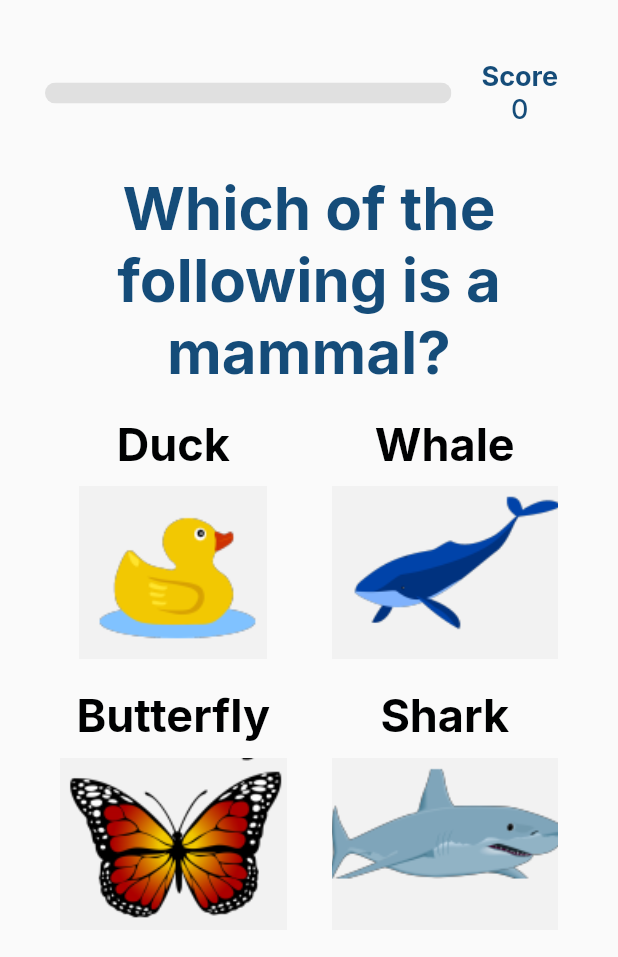
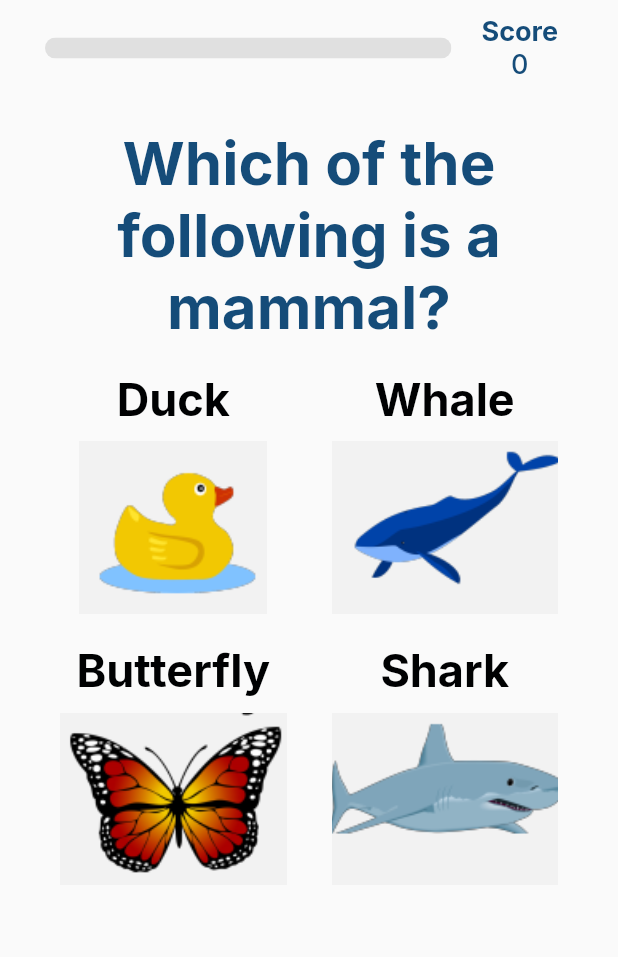
Before and after one commit to winsonhys/bluente-technical, a Flutter app: the screen it shows after launch, on a phone screen of 412 x 824 dp. Shown: the top 957 px of the screen. Run offline on Flutter 3.47's test engine with Material 2 defaults, Android fonts, the phone set to English and light mode, and no system bars; our stand-ins replace flutter_bloc, flutter_hooks, get, google_fonts.

```diff
--- a/lib/main.dart
+++ b/lib/main.dart
@@ -38,19 +38,14 @@ class MyApp extends StatelessWidget {
         GetPage(
             name: '/',
             page: () => Scaffold(
-                body: Container(
-                    padding: const EdgeInsetsDirectional.only(top: 30),
-                    child: MultiBlocProvider(
-                      providers: [
-                        BlocProvider(create: (context) => QuestionCubit()),
-                        BlocProvider(create: (context) => ScoreCubit()),
-                        BlocProvider(
-                            create: (context) => AnswerSelectionCubit())
-                      ],
-                      child: const SafeArea(
-                          child:
-                              QuestionnaireScreen()), // Because we do not use app bar, it is better to wrap this in SafeArea.
-                    )))),
+                    body: MultiBlocProvider(
+                  providers: [
+                    BlocProvider(create: (context) => QuestionCubit()),
+                    BlocProvider(create: (context) => ScoreCubit()),
+                    BlocProvider(create: (context) => AnswerSelectionCubit())
+                  ],
+                  child: const QuestionnaireScreen(),
+                ))),
         GetPage(
             name: "/result",
             page: () => const Scaffold(
--- a/lib/questionnaire/data/question_data.dart
+++ b/lib/questionnaire/data/question_data.dart
@@ -16,4 +16,4 @@ const questionExplanation = [
   "Mercury is the smallest."
 ];
 
-const questionCorrectAnswerIndex = [1, 3, 0];
+const questionCorrectAnswerIndex = [1, 2, 0];
--- a/lib/questionnaire/questionnaire.dart
+++ b/lib/questionnaire/questionnaire.dart
@@ -73,7 +73,8 @@ class QuestionnaireScreen extends HookWidget {
     return Container(
       child: Stack(
         children: [
-          Padding(
+          SafeArea(
+              child: Padding(
                   padding: const EdgeInsets.symmetric(horizontal: 30),
                   child: Column(
                     mainAxisSize: MainAxisSize.min,
@@ -81,7 +82,7 @@ class QuestionnaireScreen extends HookWidget {
                       Progress(),
                       QuestionsView(),
                     ],
-              )),
+                  ))),
           BlocListener(
             listener: (context, state) {
               cardAnimationController.reset();
@@ -91,7 +92,9 @@ class QuestionnaireScreen extends HookWidget {
                 position: cardAnimation,
                 child: Container(
                   alignment: Alignment.bottomCenter,
-                  child: ExplanationCard(onContinue: onFinishQuestion),
+                  child: ExplanationCard(
+                      onContinue:
+                          onFinishQuestion), // Conscious decision to not wrap it in SafeArea so that the card can cover the bottom all the way.
                 )),
           )
         ],
```
Also changed, not shown: 11 other files. Lines whose indentation alone changed are shown as unchanged.
